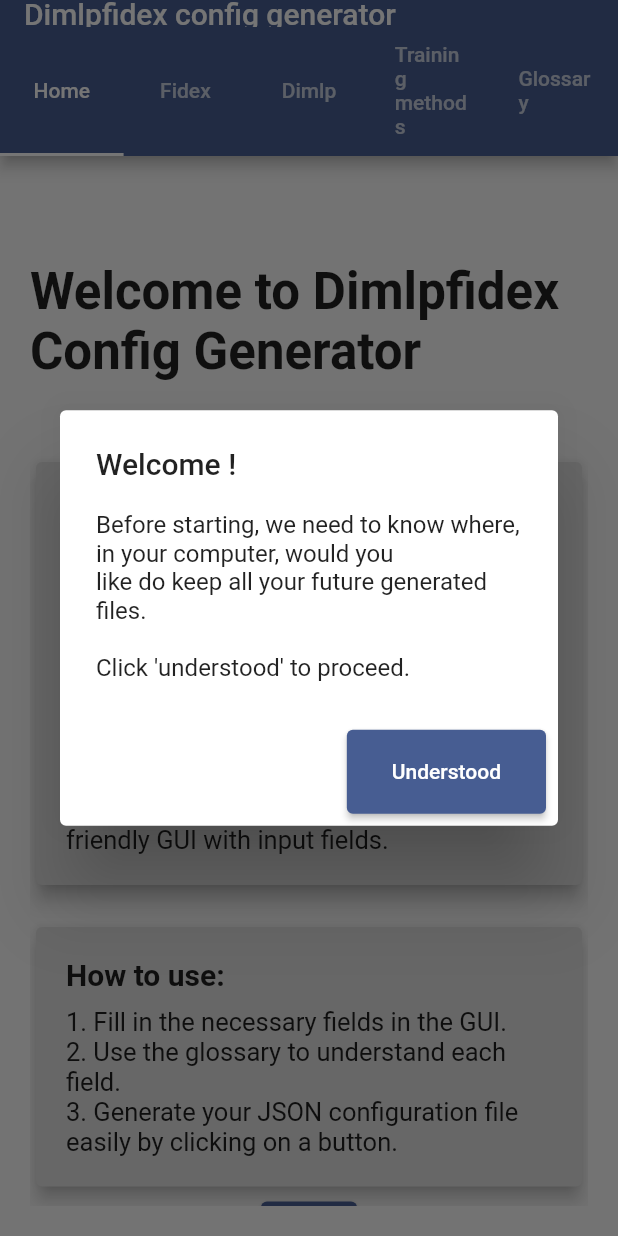
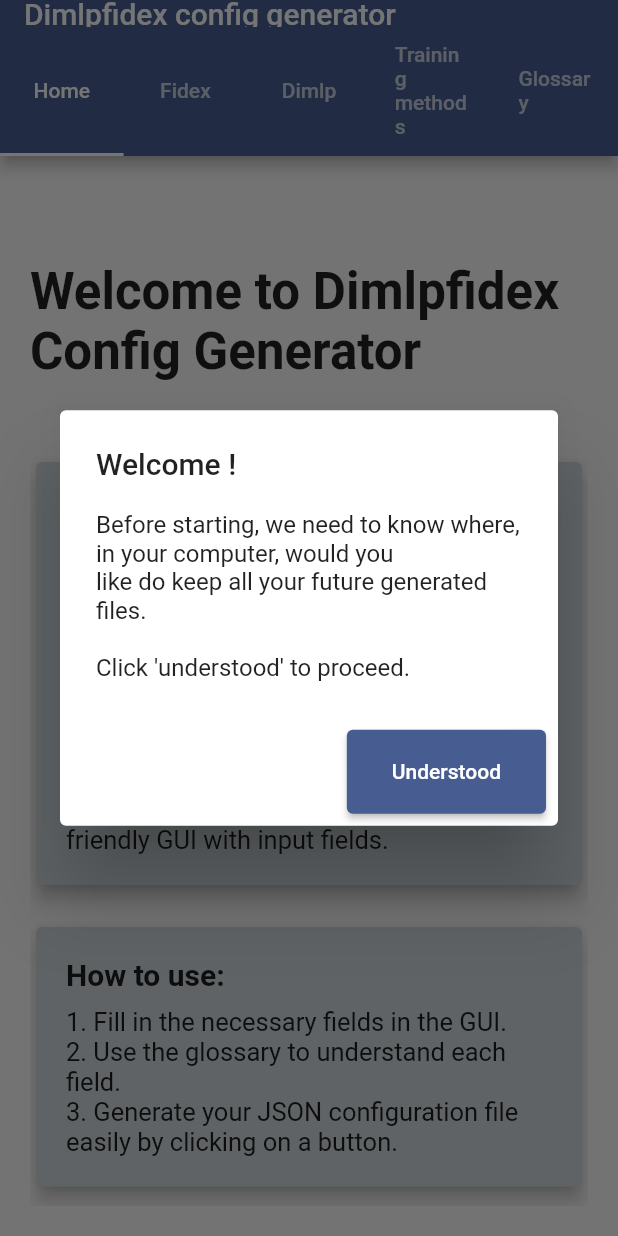
Before and after one commit to HES-XPLAIN/dimlpfidex, a Flutter app: the screen it shows after launch, on a phone screen of 412 x 824 dp. Run offline on Flutter 3.47's test engine with Material 3 defaults, Android fonts, the phone set to English and light mode, and no system bars; our stand-ins replace flutter_form_builder, shared_preferences; missing offline and left inert: file_selector, universal_html, window_size.

Commit message:
Udated Main page UI

```diff
--- a/dimlpfidex_gui/lib/main.dart
+++ b/dimlpfidex_gui/lib/main.dart
@@ -9,7 +9,7 @@ Future<void> main() async {
 
   if (!kIsWeb) {
     if (Platform.isWindows || Platform.isLinux || Platform.isMacOS) {
-      const Size minScreenSize = Size(1100, 800);
+      const Size minScreenSize = Size(1100, 850);
       setWindowMinSize(minScreenSize);
     }
   }
--- a/dimlpfidex_gui/lib/views/home_view.dart
+++ b/dimlpfidex_gui/lib/views/home_view.dart
@@ -35,7 +35,7 @@ class MainMenuView extends StatelessWidget {
               ),
               const SizedBox(height: 50.0),
               Card(
-                color: Colors.grey[300],
+                color: Colors.blueGrey[100],
                 elevation: 5.0,
                 child: Container(
                   padding: const EdgeInsets.all(20.0),
@@ -60,7 +60,7 @@ class MainMenuView extends StatelessWidget {
               ),
               const SizedBox(height: 20.0),
               Card(
-                color: Colors.grey[300],
+                color: Colors.blueGrey[100],
                 elevation: 5.0,
                 child: Container(
                   padding: const EdgeInsets.all(20.0),
@@ -98,10 +98,14 @@ class MainMenuView extends StatelessWidget {
                   ),
                 ),
               ),
+              const SizedBox(height: 30.0),
               if (!kIsWeb)
                 ElevatedButton(
                     onPressed: () => _openSettingsDialog(context),
-                    child: const Icon(Icons.settings))
+                    style: ButtonStyle(
+                        padding: MaterialStateProperty.all<EdgeInsets>(
+                            const EdgeInsets.all(20))),
+                    child: const Icon(Icons.settings)),
             ],
           ),
         ));
```
